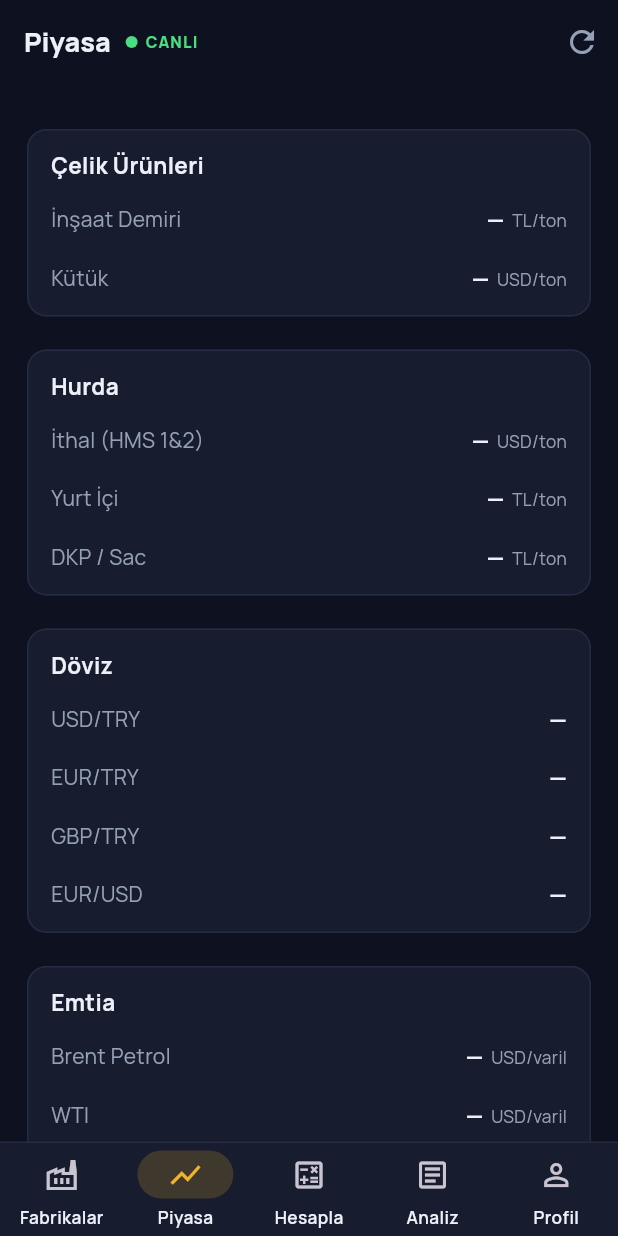
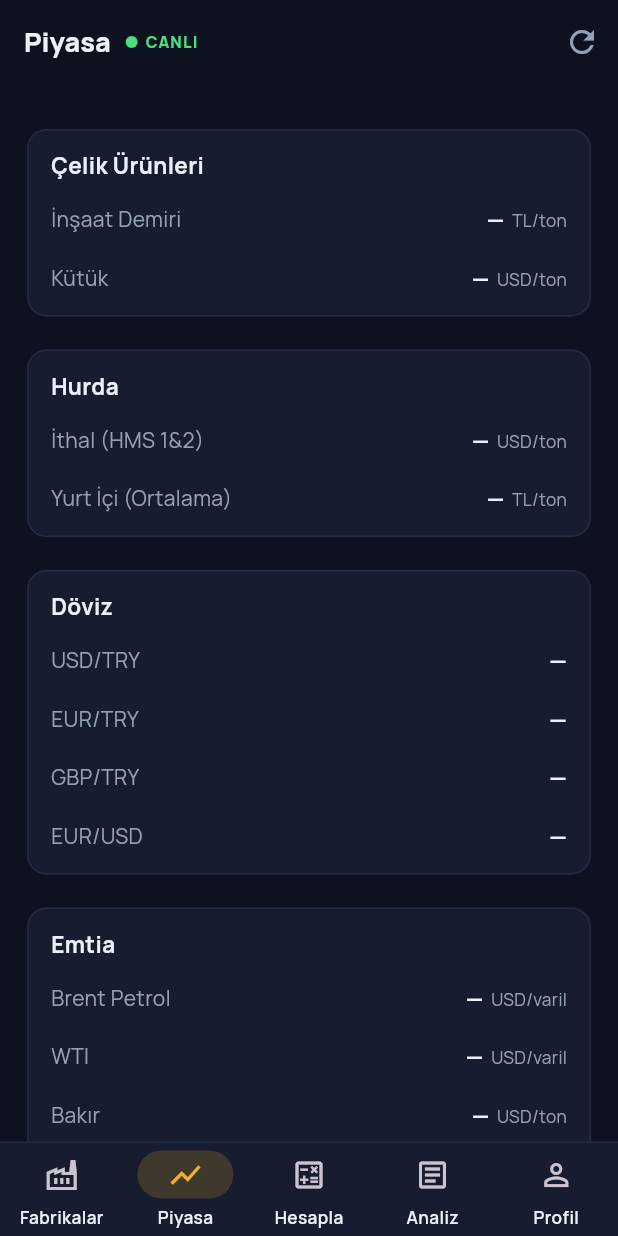
Before and after one commit to mkoc6330-oss/mtex-app, a Flutter app: the screen it shows after launch, item 2 of the bottom bar chosen, after a tap on the "refresh" icon, on a phone screen of 412 x 824 dp. Run offline on Flutter 3.47's test engine with Material 3 defaults, Android fonts, the light colour scheme and no system bars; our stand-ins replace firebase_core, firebase_messaging, flutter_html, flutter_local_notifications, google_fonts, shared_preferences; accounts and stored records are empty; network calls fail.

Commit message:
v1.0.0+5: buyuk logo/baslik, WhatsApp butonu, iskonto satiri, kg sifirlama, klavye kapatma, fabrika haberleri filtresi, DKP kaldirildi, Yurt Ici (Ortalama), acilis ERKOC markasi

```diff
--- a/lib/main.dart
+++ b/lib/main.dart
@@ -97,6 +97,12 @@
         debugShowCheckedModeBanner: false,
         theme: MT.tema(),
         home: const AnaIskelet(),
+        // Klavye açıkken herhangi bir boşluğa dokununca kapanır
+        builder: (context, child) => GestureDetector(
+          behavior: HitTestBehavior.translucent,
+          onTap: () => FocusManager.instance.primaryFocus?.unfocus(),
+          child: child,
+        ),
       );
 }
 
--- a/lib/screens/articles.dart
+++ b/lib/screens/articles.dart
@@ -35,7 +35,15 @@
       }
       final h = await Api.haberler();
       if (h['ok'] == true) {
-        _haber = (h['haberler'] as List).map((e) => Makale.json(e)).toList();
+        // Haberler sekmesinde yalnızca fabrika fiyat haberleri gösterilir;
+        // analiz yazıları MTEX Analiz sekmesinde zaten var.
+        _haber = (h['haberler'] as List)
+            .map((e) => Makale.json(e))
+            .where((m) {
+              final b = m.baslik.toLowerCase();
+              return b.contains('güncelledi') || b.contains('guncelledi');
+            })
+            .toList();
       }
     } catch (_) {}
     if (mounted) setState(() => _yukleniyor = false);
@@ -51,7 +59,10 @@
             labelColor: MT.turuncu,
             unselectedLabelColor: MT.soluk,
             labelStyle: const TextStyle(fontSize: 14, fontWeight: FontWeight.w600),
-            tabs: const [Tab(text: 'MTEX Analiz'), Tab(text: 'Haberler')],
+            tabs: const [
+              Tab(text: 'MTEX Analiz'),
+              Tab(text: 'Fabrika Haberleri'),
+            ],
           ),
         ),
         body: _yukleniyor
--- a/lib/screens/calculator.dart
+++ b/lib/screens/calculator.dart
@@ -24,6 +24,7 @@
 
   List<Map<String, dynamic>> _kaliteler = [];
   final Map<int, TextEditingController> _kg = {};
+  final _iskonto = TextEditingController();
   bool _fabYukleniyor = true;
   bool _kaliteYukleniyor = false;
 
@@ -38,6 +39,7 @@
     for (final c in _kg.values) {
       c.dispose();
     }
+    _iskonto.dispose();
     super.dispose();
   }
 
@@ -54,6 +56,11 @@
   }
 
   Future<void> _fabrikaSec(Fabrika f) async {
+    // Yeni fabrika seçilince önceki hesabın kg ve iskontosu sıfırlanır
+    for (final c in _kg.values) {
+      c.clear();
+    }
+    _iskonto.clear();
     setState(() {
       _secili = f;
       _kaliteYukleniyor = true;
@@ -78,13 +85,28 @@
         0;
   }
 
+  /// İskonto: TL/ton, - veya + yazılabilir; boşsa 0 (normal fiyatla hesap)
+  double get _iskontoDegeri {
+    final t = _iskonto.text.trim();
+    if (t.isEmpty) return 0;
+    return double.tryParse(t
+            .replaceAll('.', '')
+            .replaceAll(' ', '')
+            .replaceAll(',', '.')) ??
+        0;
+  }
+
+  /// Kalitenin iskonto uygulanmış birim fiyatı (TL/ton)
+  double _birimFiyat(Map<String, dynamic> k) =>
+      (k['fiyat'] as num).toDouble() + _iskontoDegeri;
+
   @override
   Widget build(BuildContext c) {
     double toplamKg = 0, toplamTutar = 0;
     for (final k in _kaliteler) {
       final kg = _kgDegeri(k['kalite_id'] as int);
       toplamKg += kg;
-      toplamTutar += kg / 1000 * (k['fiyat'] as num);
+      toplamTutar += kg / 1000 * _birimFiyat(k);
     }
     final toplamTon = toplamKg / 1000;
     final ortalama = toplamTon > 0 ? toplamTutar / toplamTon : 0.0;
@@ -113,6 +135,26 @@
                         final f = _fabrikalar.where((x) => x.id == id).firstOrNull;
                         if (f != null) _fabrikaSec(f);
                       },
+                    ),
+                    const SizedBox(height: 12),
+                    TextField(
+                      controller: _iskonto,
+                      keyboardType: const TextInputType.numberWithOptions(
+                          decimal: true, signed: true),
+                      inputFormatters: [
+                        FilteringTextInputFormatter.allow(RegExp(r'[0-9.,+-]')),
+                      ],
+                      style: MT.fiyat(size: 14),
+                      decoration: const InputDecoration(
+                        labelText: 'İskonto (± TL/ton) — isteğe bağlı',
+                        hintText: 'örn. -500 veya 300',
+                        suffixText: 'TL/ton',
+                        suffixStyle: TextStyle(fontSize: 12, color: MT.soluk),
+                        helperText:
+                            'Boş bırakılırsa normal kalite fiyatlarıyla hesaplanır',
+                        helperStyle: TextStyle(fontSize: 11, color: MT.soluk),
+                      ),
+                      onChanged: (_) => setState(() {}),
                     ),
                     const SizedBox(height: 14),
                     const Padding(
@@ -145,8 +187,10 @@
   Widget _kaliteSatiri(Map<String, dynamic> k) {
     final id = k['kalite_id'] as int;
     final kg = _kgDegeri(id);
-    final tutar = kg / 1000 * (k['fiyat'] as num);
+    final birim = _birimFiyat(k);
+    final tutar = kg / 1000 * birim;
     final bos = kg <= 0;
+    final iskontolu = _iskontoDegeri != 0;
     return Padding(
       padding: const EdgeInsets.only(bottom: 8),
       child: Container(
@@ -162,9 +206,12 @@
               children: [
                 Text(k['kalite'] as String, style: const TextStyle(
                     fontSize: 13, fontWeight: FontWeight.w700)),
-                Text('${tlBicim.format(k['fiyat'])} TL/ton',
-                    style: MT.fiyat(size: 10.5,
-                        weight: FontWeight.w500, color: MT.soluk)),
+                Text(
+                    iskontolu
+                        ? '${tlBicim.format(k['fiyat'])} → ${tlBicim.format(birim)} TL/ton'
+                        : '${tlBicim.format(k['fiyat'])} TL/ton',
+                    style: MT.fiyat(size: 10.5, weight: FontWeight.w500,
+                        color: iskontolu ? MT.altin : MT.soluk)),
               ])),
           SizedBox(
             width: 92,
--- a/lib/screens/home.dart
+++ b/lib/screens/home.dart
@@ -1,5 +1,6 @@
 import 'package:flutter/material.dart';
 import 'package:intl/intl.dart';
+import 'package:url_launcher/url_launcher.dart';
 import '../api.dart';
 import '../models.dart';
 import '../theme.dart';
@@ -42,20 +43,28 @@
   @override
   Widget build(BuildContext c) {
     return Scaffold(
+      floatingActionButton: FloatingActionButton.extended(
+        onPressed: _whatsapp,
+        backgroundColor: const Color(0xFF25D366),
+        foregroundColor: Colors.white,
+        icon: const Icon(Icons.chat_rounded),
+        label: const Text('WhatsApp',
+            style: TextStyle(fontWeight: FontWeight.w700)),
+      ),
       appBar: AppBar(
-        toolbarHeight: 62,
+        toolbarHeight: 74,
         title: Row(children: [
           ClipRRect(
-            borderRadius: BorderRadius.circular(9),
-            child: Image.asset('assets/logo.png', width: 36, height: 36),
+            borderRadius: BorderRadius.circular(11),
+            child: Image.asset('assets/logo.png', width: 46, height: 46),
           ),
-          const SizedBox(width: 11),
+          const SizedBox(width: 12),
           const Text.rich(TextSpan(children: [
             TextSpan(text: 'MTEX ',
-                style: TextStyle(fontSize: 22,
+                style: TextStyle(fontSize: 26,
                     fontWeight: FontWeight.w800, letterSpacing: .5)),
             TextSpan(text: 'HURDA',
-                style: TextStyle(fontSize: 22, fontWeight: FontWeight.w800,
+                style: TextStyle(fontSize: 26, fontWeight: FontWeight.w800,
                     letterSpacing: .5, color: MT.altin)),
           ])),
         ]),
@@ -93,6 +102,13 @@
                   ),
       ),
     );
+  }
+
+  Future<void> _whatsapp() async {
+    final uri = Uri.parse('https://wa.me/905308632022');
+    try {
+      await launchUrl(uri, mode: LaunchMode.externalApplication);
+    } catch (_) {}
   }
 
   Widget _hataGorunumu() => ListView(children: [
--- a/lib/screens/market.dart
+++ b/lib/screens/market.dart
@@ -90,8 +90,7 @@
                 ]),
                 _bolum('Hurda', [
                   _kalem('İthal (HMS 1&2)', _f(hurda?['ithal_usd']), 'USD/ton'),
-                  _kalem('Yurt İçi', _f(hurda?['yerli_tl']), 'TL/ton'),
-                  _kalem('DKP / Sac', _f(hurda?['dkp_tl']), 'TL/ton'),
+                  _kalem('Yurt İçi (Ortalama)', _f(hurda?['yerli_tl']), 'TL/ton'),
                 ]),
                 _bolum('Döviz', [
                   _kalem('USD/TRY', _f(doviz?['usdtry'], ondalik: 2), ''),
--- a/pubspec.yaml
+++ b/pubspec.yaml
@@ -1,7 +1,7 @@
 name: mtex
 description: MTEX — Hurda, çelik ve emtia piyasası
 publish_to: 'none'
-version: 1.0.0+4
+version: 1.0.0+5
 
 environment:
   sdk: '>=3.0.0 <4.0.0'
@@ -41,6 +41,9 @@
 flutter_native_splash:
   color: "#0E1220"
   image: assets/logo.png
+  branding: assets/branding.png
+  branding_mode: bottom
   android_12:
     color: "#0E1220"
     image: assets/logo.png
+    branding: assets/branding.png
```
Also changed, not shown: assets/branding.png (added), 33 other files.
